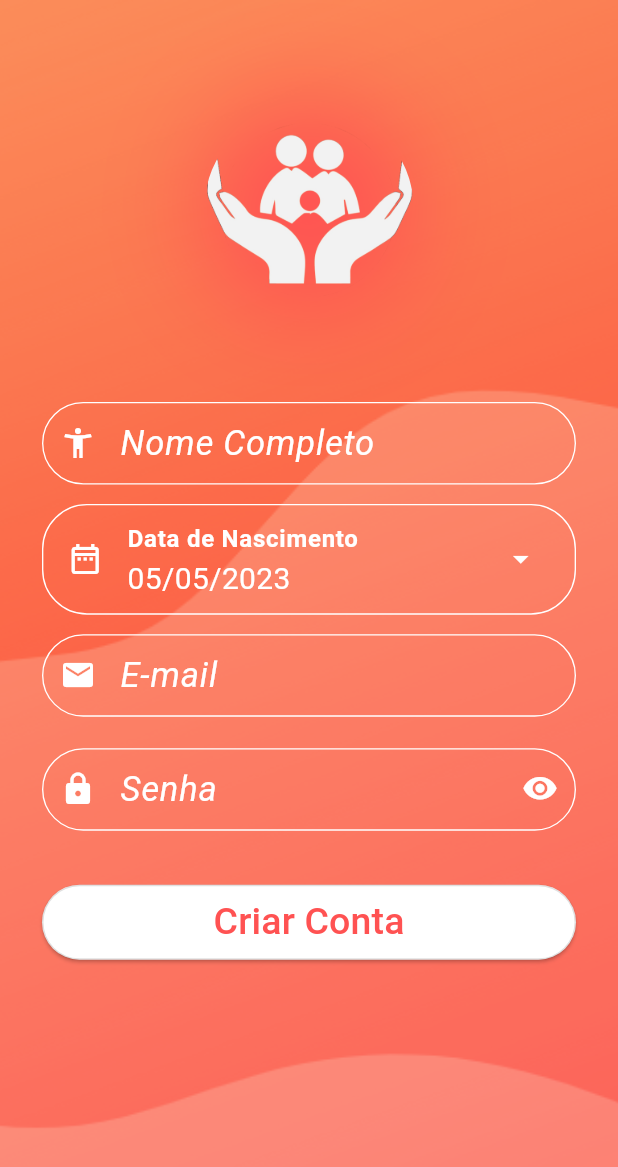
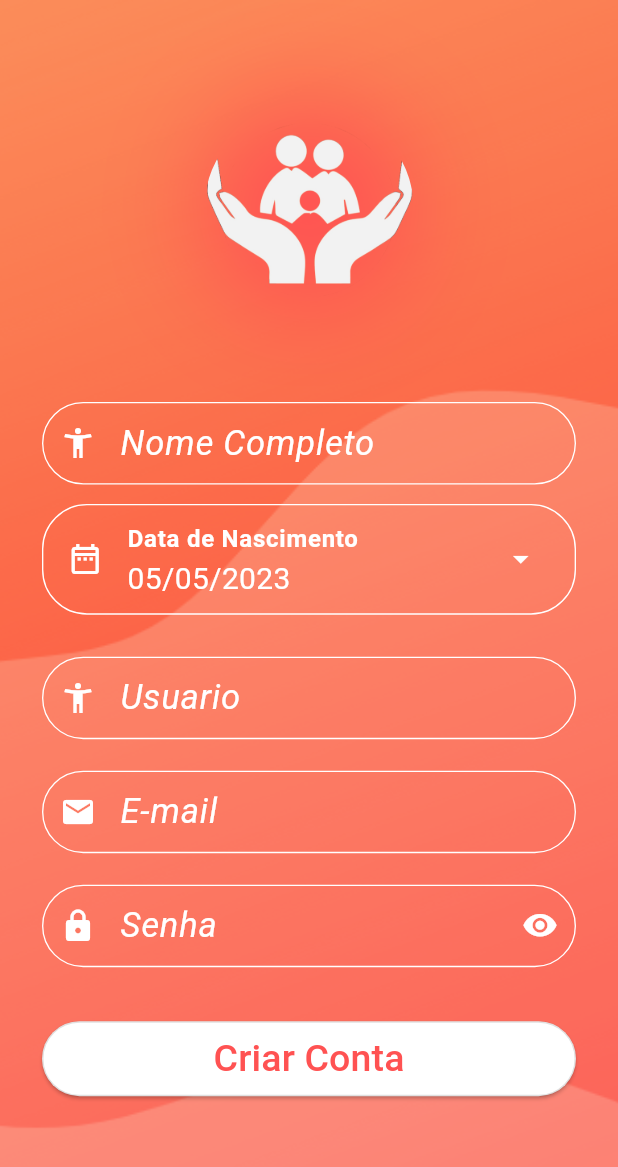
Before and after one commit to ViniciusMataRibeiro/Planejamento_Familiar, a Flutter app: the screen it shows after launch, after a tap on "Não tem uma Conta? Cadastre-se aqui!", on a phone screen of 412 x 824 dp. Shown: the top 1167 px of the screen. Run offline on Flutter 3.47's test engine with Material 2 defaults, Android fonts, the phone set to English and light mode, and no system bars; our stand-ins replace get, mask_text_input_formatter, sqflite, table_calendar; accounts and stored records are empty.

Commit message:
Criacao_do_banco_de_dados
Criação do sqflite

```diff
--- a/desenvolvimento_mobile/lib/modules/cadastro/login_page_cadastro.dart
+++ b/desenvolvimento_mobile/lib/modules/cadastro/login_page_cadastro.dart
@@ -187,9 +187,8 @@ class LoginCadastro extends State<LoginCadastroState>
                       isThreeLine: false,
                       subtitle: Text(
                         updatedDt,
-                        style: const TextStyle(
-                            fontSize: 20,
-                            color: Colors.white),
+                        style:
+                            const TextStyle(fontSize: 20, color: Colors.white),
                       ),
                       trailing: const Icon(
                         Icons.arrow_drop_down,
@@ -198,6 +197,41 @@ class LoginCadastro extends State<LoginCadastroState>
                       onTap: () => _data(context),
                     ),
                   ],
+                ),
+              ),
+              Container(
+                margin: const EdgeInsets.only(top: 20, left: 20, right: 20),
+                padding: const EdgeInsets.all(8),
+                child: Form(
+                  child: TextFormField(
+                    style: const TextStyle(
+                        fontSize: 15,
+                        color: Colors.white,
+                        fontWeight: FontWeight.bold),
+                    keyboardType: TextInputType.emailAddress,
+                    cursorColor: Colors.white,
+                    decoration: const InputDecoration(
+                      labelStyle: TextStyle(
+                        color: Colors.white,
+                        fontSize: 23,
+                        fontStyle: FontStyle.italic,
+                      ),
+                      enabledBorder: OutlineInputBorder(
+                        borderRadius: BorderRadius.all(
+                          Radius.circular(100),
+                        ),
+                        borderSide: BorderSide(color: Colors.white, width: 0.9),
+                      ),
+                      border: OutlineInputBorder(
+                        borderRadius: BorderRadius.all(
+                          Radius.circular(100),
+                        ),
+                      ),
+                      labelText: 'Usuario',
+                      prefixIcon:
+                          Icon(Icons.accessibility_new, color: Colors.white),
+                    ),
+                  ),
                 ),
               ),
               Container(
@@ -281,7 +315,8 @@ class LoginCadastro extends State<LoginCadastroState>
                 height: 20,
               ),
               Padding(
-                padding: const EdgeInsets.only(top: 8, left: 28, right: 28, bottom: 30),
+                padding: const EdgeInsets.only(
+                    top: 8, left: 28, right: 28, bottom: 30),
                 child: ElevatedButton(
                   onPressed: () => Get.toNamed('/metContracep'),
                   style: ElevatedButton.styleFrom(
--- /dev/null
+++ b/desenvolvimento_mobile/lib/providers/database.dart
@@ -0,0 +1,105 @@
+import 'package:sqflite/sqflite.dart';
+import 'package:path/path.dart';
+
+const String tabelaUsuario = "tabelaUsuario";
+const String idColumn = "idColumn";
+const String nomeCompletoColumn = "nomeCompletoColumn";
+const String dataNascimentoColumn = "dataNascimentoColumn";
+const String usuarioColumn = "usuarioColumn";
+const String emailColumn = "emailColumn";
+const String senhaColumn = "senhaColumn";
+
+class Usuario {
+  late int id;
+  late String nomeCompleto;
+  late DateTime dataNascimento;
+  late String usuario;
+  late String email;
+  late String senha;
+
+  Usuario();
+
+  Usuario.fromMap(Map map) {
+    id = map[id];
+    nomeCompleto = map[nomeCompletoColumn];
+    dataNascimento = map[dataNascimentoColumn];
+    usuario = map[usuarioColumn];
+    email = map[emailColumn];
+    senha = map[senhaColumn];
+  }
+
+  Map<String, dynamic> toMap() {
+    return {
+      nomeCompletoColumn: nomeCompleto,
+      dataNascimentoColumn: dataNascimento,
+      usuarioColumn: usuario,
+      emailColumn: email,
+      senhaColumn: senha
+    };
+  }
+}
+
+class DatabaseProvider {
+  static final DatabaseProvider _instance = DatabaseProvider.internal();
+  factory DatabaseProvider() => _instance;
+  DatabaseProvider.internal();
+
+  Future<Database> initDb() async {
+    final dataBasesPath = await getDatabasesPath();
+    final path = join(dataBasesPath, "db_planejamento.db");
+
+    return await openDatabase(path, version: 1,
+        onCreate: (Database db, int newerVersion) async {
+      await db.execute(
+          "Create TABLE $tabelaUsuario($idColumn INTEGER PRIMARY KEY,"
+          "$nomeCompletoColumn STRING, $dataNascimentoColumn DATE, $usuarioColumn STRING, $emailColumn STRING, $senhaColumn STRING)");
+    });
+  }
+
+  Future<int> salvarUsuario(Usuario usuario) async {
+    final db = await DatabaseProvider().initDb();
+    return db.insert(tabelaUsuario, usuario.toMap());
+  }
+
+  Future<Usuario?> getUsuario(int id) async {
+    final db = await DatabaseProvider().initDb();
+    List<Map> maps = await db.query(tabelaUsuario,
+        columns: [
+          idColumn,
+          nomeCompletoColumn,
+          dataNascimentoColumn,
+          usuarioColumn,
+          emailColumn,
+          senhaColumn
+        ],
+        where: "$idColumn = ?",
+        whereArgs: [id]);
+    if (maps.isNotEmpty) {
+      return Usuario.fromMap(maps.first);
+    } else {
+      return null;
+    }
+  }
+
+  Future<int> updateUsuario(Usuario usuario) async {
+    final db = await DatabaseProvider().initDb();
+    return await db.update(tabelaUsuario, usuario.toMap(),
+        where: "$idColumn = ?", whereArgs: [usuario.id]);
+  }
+
+  Future<List<Usuario>> getAllUsuarios() async {
+    final db = await DatabaseProvider().initDb();
+    List listMap = await db.rawQuery("SELECT * FROM tabelaUsuarios");
+    List<Usuario> listUsuarios = [];
+    for (Map m in listMap) {
+      listUsuarios.add(Usuario.fromMap(m));
+    }
+    return listUsuarios;
+  }
+
+  Future<int> deleteUsuario(int id) async {
+    final db = await DatabaseProvider().initDb();
+    return await db
+        .delete(tabelaUsuario, where: "$idColumn = ?", whereArgs: [id]);
+  }
+}
--- a/desenvolvimento_mobile/pubspec.yaml
+++ b/desenvolvimento_mobile/pubspec.yaml
@@ -36,6 +36,7 @@ dependencies:
   get: ^4.6.3
   intl: ^0.17.0
   ficonsax:
+  sqflite: ^2.2.8
 
 
 
```
Also changed, not shown: desenvolvimento_mobile/pubspec.lock.
